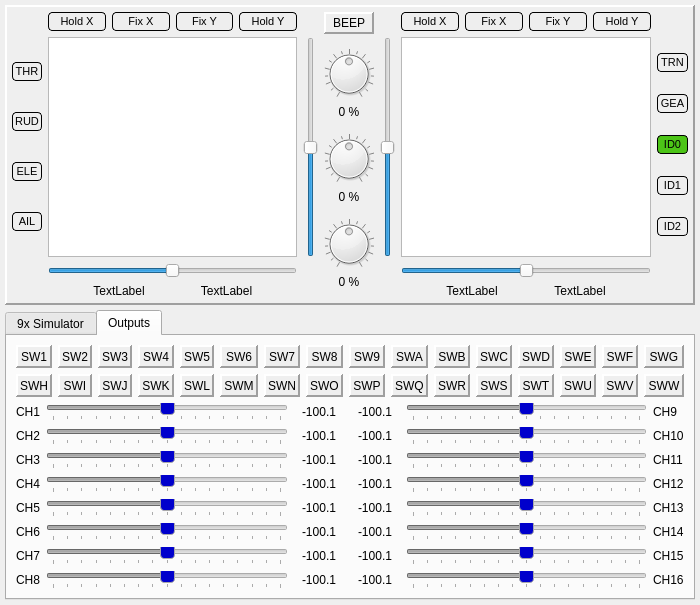
First picture: the form in src/simulatordialog.ui, repository roberto1903/companion9x, before the edit.
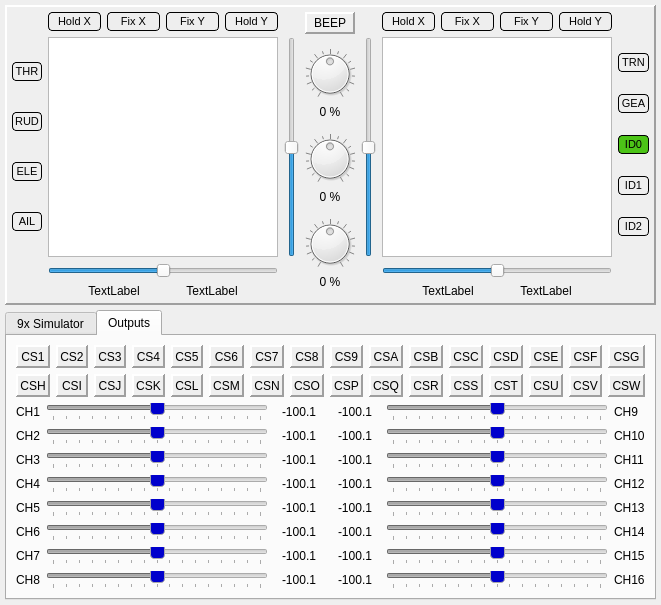
Second picture: the form after the edit. The open tabs and pages were chosen to show the change. Icons and pictures are not drawn. Custom widgets are drawn as their Qt base class.

```diff
--- a/src/simulatordialog.ui
+++ b/src/simulatordialog.ui
@@ -1262,7 +1262,7 @@
             <item>
              <widget class="QLabel" name="labelCSW_1">
               <property name="text">
-               <string>SW1</string>
+               <string>CS1</string>
               </property>
               <property name="alignment">
                <set>Qt::AlignCenter</set>
@@ -1293,7 +1293,7 @@
             <item>
              <widget class="QLabel" name="labelCSW_2">
               <property name="text">
-               <string>SW2</string>
+               <string>CS2</string>
               </property>
               <property name="alignment">
                <set>Qt::AlignCenter</set>
@@ -1324,7 +1324,7 @@
             <item>
              <widget class="QLabel" name="labelCSW_3">
               <property name="text">
-               <string>SW3</string>
+               <string>CS3</string>
               </property>
               <property name="alignment">
                <set>Qt::AlignCenter</set>
@@ -1355,7 +1355,7 @@
             <item>
              <widget class="QLabel" name="labelCSW_4">
               <property name="text">
-               <string>SW4</string>
+               <string>CS4</string>
               </property>
               <property name="alignment">
                <set>Qt::AlignCenter</set>
@@ -1386,7 +1386,7 @@
             <item>
              <widget class="QLabel" name="labelCSW_5">
               <property name="text">
-               <string>SW5</string>
+               <string>CS5</string>
               </property>
               <property name="alignment">
                <set>Qt::AlignCenter</set>
@@ -1417,7 +1417,7 @@
             <item>
              <widget class="QLabel" name="labelCSW_6">
               <property name="text">
-               <string>SW6</string>
+               <string>CS6</string>
               </property>
               <property name="alignment">
                <set>Qt::AlignCenter</set>
@@ -1448,7 +1448,7 @@
             <item>
              <widget class="QLabel" name="labelCSW_7">
               <property name="text">
-               <string>SW7</string>
+               <string>CS7</string>
               </property>
               <property name="alignment">
                <set>Qt::AlignCenter</set>
@@ -1479,7 +1479,7 @@
             <item>
              <widget class="QLabel" name="labelCSW_8">
               <property name="text">
-               <string>SW8</string>
+               <string>CS8</string>
               </property>
               <property name="alignment">
                <set>Qt::AlignCenter</set>
@@ -1510,7 +1510,7 @@
             <item>
              <widget class="QLabel" name="labelCSW_9">
               <property name="text">
-               <string>SW9</string>
+               <string>CS9</string>
               </property>
               <property name="alignment">
                <set>Qt::AlignCenter</set>
@@ -1541,7 +1541,7 @@
             <item>
              <widget class="QLabel" name="labelCSW_10">
               <property name="text">
-               <string>SWA</string>
+               <string>CSA</string>
               </property>
               <property name="alignment">
                <set>Qt::AlignCenter</set>
@@ -1572,7 +1572,7 @@
             <item>
              <widget class="QLabel" name="labelCSW_11">
               <property name="text">
-               <string>SWB</string>
+               <string>CSB</string>
               </property>
               <property name="alignment">
                <set>Qt::AlignCenter</set>
@@ -1603,7 +1603,7 @@
             <item>
              <widget class="QLabel" name="labelCSW_12">
               <property name="text">
-               <string>SWC</string>
+               <string>CSC</string>
               </property>
               <property name="alignment">
                <set>Qt::AlignCenter</set>
@@ -1634,7 +1634,7 @@
             <item>
              <widget class="QLabel" name="labelCSW_13">
               <property name="text">
-               <string>SWD</string>
+               <string>CSD</string>
               </property>
               <property name="alignment">
                <set>Qt::AlignCenter</set>
@@ -1665,7 +1665,7 @@
             <item>
              <widget class="QLabel" name="labelCSW_14">
               <property name="text">
-               <string>SWE</string>
+               <string>CSE</string>
               </property>
               <property name="alignment">
                <set>Qt::AlignCenter</set>
@@ -1696,7 +1696,7 @@
             <item>
              <widget class="QLabel" name="labelCSW_15">
               <property name="text">
-               <string>SWF</string>
+               <string>CSF</string>
               </property>
               <property name="alignment">
                <set>Qt::AlignCenter</set>
@@ -1727,7 +1727,7 @@
             <item>
              <widget class="QLabel" name="labelCSW_16">
               <property name="text">
-               <string>SWG</string>
+               <string>CSG</string>
               </property>
               <property name="alignment">
                <set>Qt::AlignCenter</set>
@@ -1758,7 +1758,7 @@
             <item>
              <widget class="QLabel" name="labelCSW_17">
               <property name="text">
-               <string>SWH</string>
+               <string>CSH</string>
               </property>
               <property name="alignment">
                <set>Qt::AlignCenter</set>
@@ -1789,7 +1789,7 @@
             <item>
              <widget class="QLabel" name="labelCSW_18">
               <property name="text">
-               <string>SWI</string>
+               <string>CSI</string>
               </property>
               <property name="alignment">
                <set>Qt::AlignCenter</set>
@@ -1820,7 +1820,7 @@
             <item>
              <widget class="QLabel" name="labelCSW_19">
               <property name="text">
-               <string>SWJ</string>
+               <string>CSJ</string>
               </property>
               <property name="alignment">
                <set>Qt::AlignCenter</set>
@@ -1851,7 +1851,7 @@
             <item>
              <widget class="QLabel" name="labelCSW_20">
               <property name="text">
-               <string>SWK</string>
+               <string>CSK</string>
               </property>
               <property name="alignment">
                <set>Qt::AlignCenter</set>
@@ -1882,7 +1882,7 @@
             <item>
              <widget class="QLabel" name="labelCSW_21">
               <property name="text">
-               <string>SWL</string>
+               <string>CSL</string>
               </property>
               <property name="alignment">
                <set>Qt::AlignCenter</set>
@@ -1913,7 +1913,7 @@
             <item>
              <widget class="QLabel" name="labelCSW_22">
               <property name="text">
-               <string>SWM</string>
+               <string>CSM</string>
               </property>
               <property name="alignment">
                <set>Qt::AlignCenter</set>
@@ -1944,7 +1944,7 @@
             <item>
              <widget class="QLabel" name="labelCSW_23">
               <property name="text">
-               <string>SWN</string>
+               <string>CSN</string>
               </property>
               <property name="alignment">
                <set>Qt::AlignCenter</set>
@@ -1975,7 +1975,7 @@
             <item>
              <widget class="QLabel" name="labelCSW_24">
               <property name="text">
-               <string>SWO</string>
+               <string>CSO</string>
               </property>
               <property name="alignment">
                <set>Qt::AlignCenter</set>
@@ -2006,7 +2006,7 @@
             <item>
              <widget class="QLabel" name="labelCSW_25">
               <property name="text">
-               <string>SWP</string>
+               <string>CSP</string>
               </property>
               <property name="alignment">
                <set>Qt::AlignCenter</set>
@@ -2037,7 +2037,7 @@
             <item>
              <widget class="QLabel" name="labelCSW_26">
               <property name="text">
-               <string>SWQ</string>
+               <string>CSQ</string>
               </property>
               <property name="alignment">
                <set>Qt::AlignCenter</set>
@@ -2068,7 +2068,7 @@
             <item>
              <widget class="QLabel" name="labelCSW_27">
               <property name="text">
-               <string>SWR</string>
+               <string>CSR</string>
               </property>
               <property name="alignment">
                <set>Qt::AlignCenter</set>
@@ -2099,7 +2099,7 @@
             <item>
              <widget class="QLabel" name="labelCSW_28">
               <property name="text">
-               <string>SWS</string>
+               <string>CSS</string>
               </property>
               <property name="alignment">
                <set>Qt::AlignCenter</set>
@@ -2130,7 +2130,7 @@
             <item>
              <widget class="QLabel" name="labelCSW_29">
               <property name="text">
-               <string>SWT</string>
+               <string>CST</string>
               </property>
               <property name="alignment">
                <set>Qt::AlignCenter</set>
@@ -2161,7 +2161,7 @@
             <item>
              <widget class="QLabel" name="labelCSW_30">
               <property name="text">
-               <string>SWU</string>
+               <string>CSU</string>
               </property>
               <property name="alignment">
                <set>Qt::AlignCenter</set>
@@ -2192,7 +2192,7 @@
             <item>
              <widget class="QLabel" name="labelCSW_31">
               <property name="text">
-               <string>SWV</string>
+               <string>CSV</string>
               </property>
               <property name="alignment">
                <set>Qt::AlignCenter</set>
@@ -2223,7 +2223,7 @@
             <item>
              <widget class="QLabel" name="labelCSW_32">
               <property name="text">
-               <string>SWW</string>
+               <string>CSW</string>
               </property>
               <property name="alignment">
                <set>Qt::AlignCenter</set>
```
